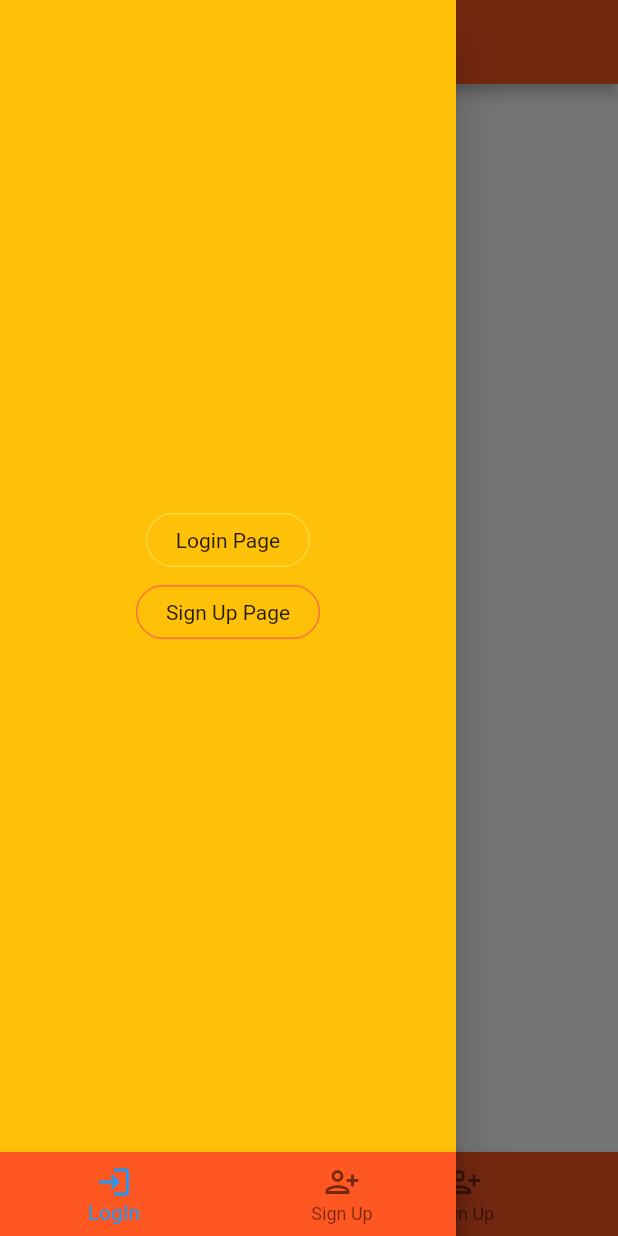
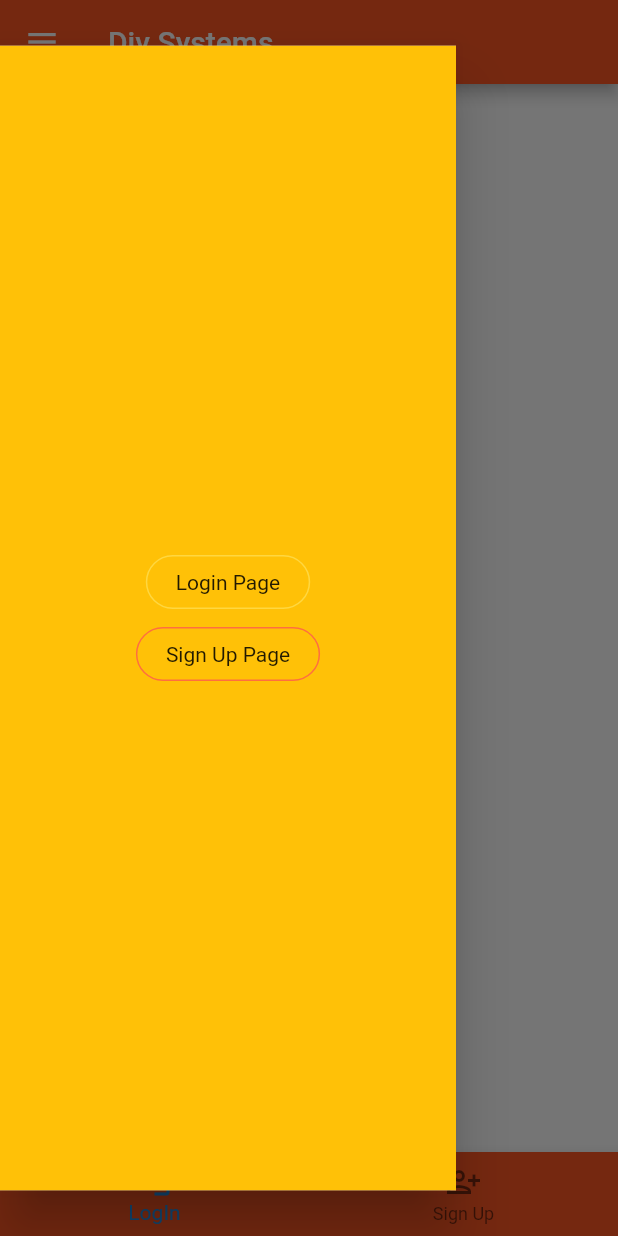
Before and after one commit to Gamer477/divtask1, a Flutter app: the screen it shows after launch, with the side drawer open, on a phone screen of 412 x 824 dp. Run offline on Flutter 3.47's test engine with Material 2 defaults, Android fonts, the phone set to English and light mode, and no system bars.

Commit message:
updated one

```diff
--- a/lib/bottomnavbar.dart
+++ b/lib/bottomnavbar.dart
@@ -30,7 +30,8 @@ selectedItemColor: Colors.blue,
       new BottomNavigationBarItem(icon: Icon(widget.icon1),title: Text(widget.text1),),
     ],type: BottomNavigationBarType.fixed,onTap: (val){
       if(val==0)
-      { Navigator.push(context, MaterialPageRoute(builder: (context)=>widget.navPageCall0()));
+      {
+        Navigator.push(context, MaterialPageRoute(builder: (context)=>widget.navPageCall0()));
       setState(() {
         indexpr=0;
       });
--- a/lib/main.dart
+++ b/lib/main.dart
@@ -1,5 +1,9 @@
 import 'package:divtask1/navwidgetspage.dart';
 import 'package:flutter/material.dart';
+
+import 'bottomnavbar.dart';
+import 'loginScreen.dart';
+import 'signUpScreen.dart';
 
 
 void main() {
@@ -16,11 +20,16 @@ class LoginPage extends StatelessWidget {
   @override
   Widget build(BuildContext context) {
     return Scaffold(
-      drawer: SafeArea(
-        child: Drawer(
-          child: Center(
-            child: Container(
-              child:StartUpPage(colorl: Colors.amber,) ,
+      bottomNavigationBar:BottomnavBar(navPageCall0: ()=>Login(),navPageCall1: ()=>SignUp(),
+        icon0: Icons.login,
+        icon1: Icons.person_add_alt,text0: 'LogIn',text1: 'Sign Up',),
+      drawer:
+      SafeArea(
+        child: Container(
+          height: 763.0,
+          child: Drawer(
+            child: Center(
+              child:StartUpPage(colorl: Colors.amber,),
             ),
           ),
         ),
--- a/lib/navwidgetspage.dart
+++ b/lib/navwidgetspage.dart
@@ -11,9 +11,6 @@ class StartUpPage extends StatelessWidget {
   final Color colorl;
   Widget build(BuildContext context) {
     return Scaffold(
-      bottomNavigationBar:BottomnavBar(navPageCall0: ()=>Login(),navPageCall1: ()=>SignUp(),
-        icon0: Icons.login,
-        icon1: Icons.person_add_alt,text0: 'LogIn',text1: 'Sign Up',),
       backgroundColor: colorl,
       body: Center(
           child: Column(
```
